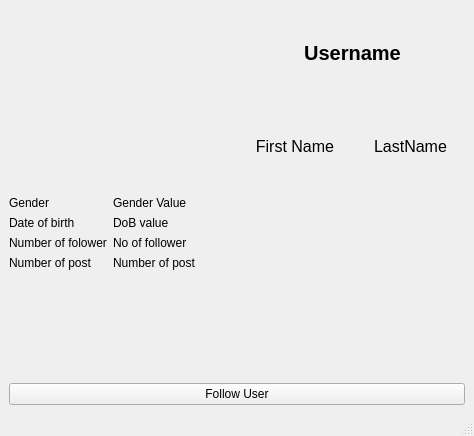
This is followprofile.ui in hoangphuc05/social_media_1 as Qt 5 draws it before an edit. The edited form follows.
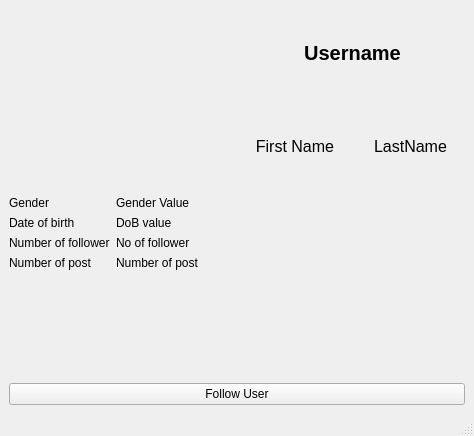
This is the edited form. Icons and pictures are not drawn.

Commit message: profile windows update

What changed in the file:
```diff
--- a/followprofile.ui
+++ b/followprofile.ui
@@ -128,7 +128,7 @@
         <item row="2" column="0">
          <widget class="QLabel" name="label_9">
           <property name="text">
-           <string>Number of folower</string>
+           <string>Number of follower</string>
           </property>
          </widget>
         </item>
```
The commit also changes 6 other files.
